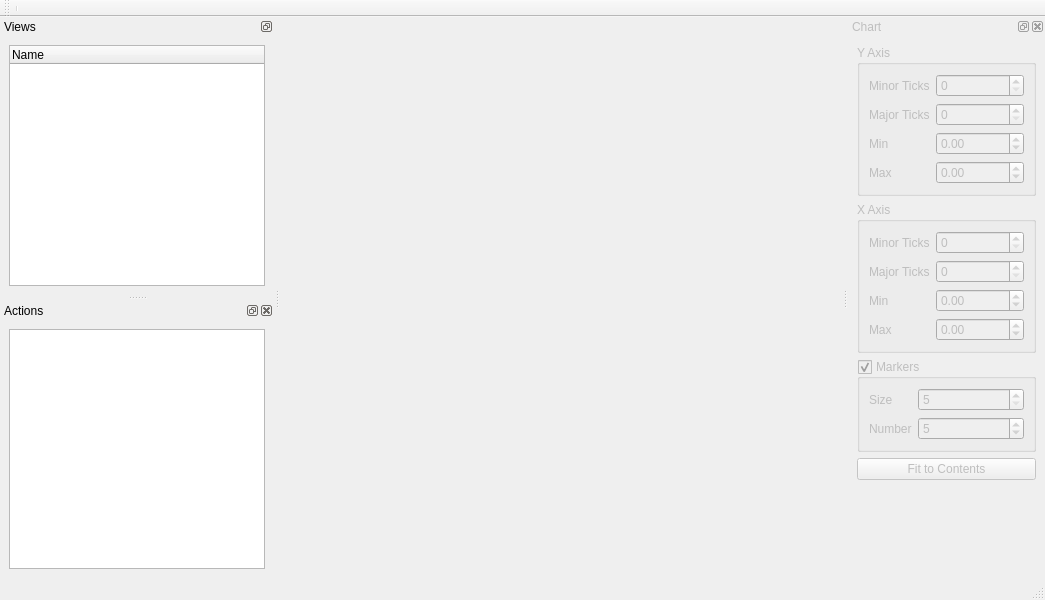
Above: designer/mainwindow.ui from RuggedScience/AccelExplorer before the change. Below: the same form after it.
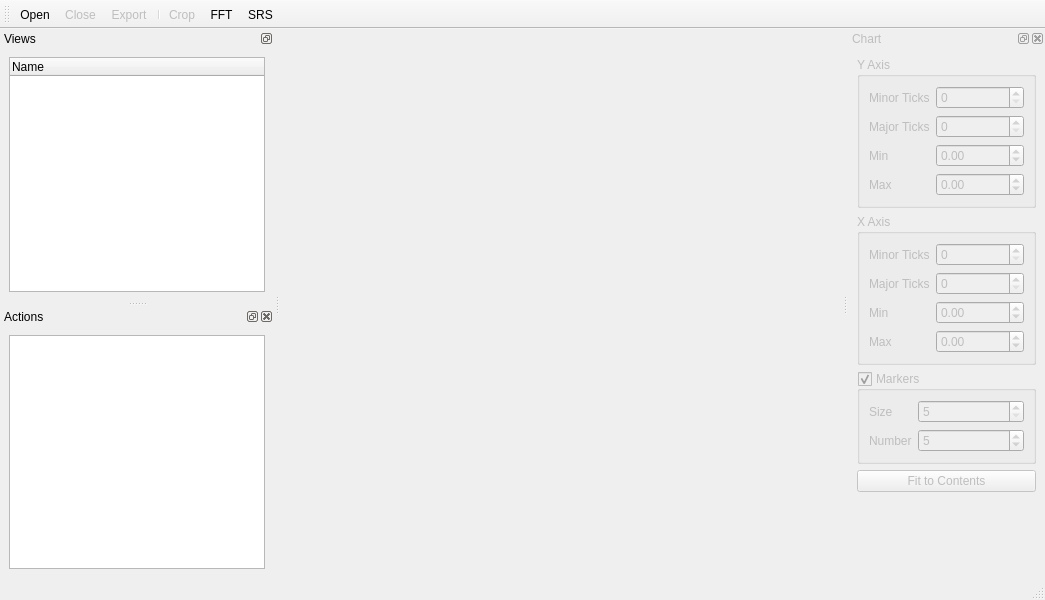
That is the form after the change. Icons and pictures are not drawn.

The edit to the form file:
```diff
--- a/designer/mainwindow.ui
+++ b/designer/mainwindow.ui
@@ -81,7 +81,13 @@
    <attribute name="toolBarBreak">
     <bool>false</bool>
    </attribute>
+   <addaction name="actionOpen"/>
+   <addaction name="actionClose"/>
+   <addaction name="actionExport"/>
    <addaction name="separator"/>
+   <addaction name="actionCrop"/>
+   <addaction name="actionFFT"/>
+   <addaction name="actionSRS"/>
   </widget>
   <widget class="QDockWidget" name="chartSettingsDockWidget">
    <property name="enabled">
@@ -296,6 +302,9 @@
    </property>
   </action>
   <action name="actionCrop">
+   <property name="enabled">
+    <bool>false</bool>
+   </property>
    <property name="icon">
     <iconset resource="../resources.qrc">
      <normaloff>:/icons/crop.png</normaloff>:/icons/crop.png</iconset>
@@ -308,6 +317,9 @@
    </property>
   </action>
   <action name="actionExport">
+   <property name="enabled">
+    <bool>false</bool>
+   </property>
    <property name="icon">
     <iconset resource="../resources.qrc">
      <normaloff>:/icons/export.png</normaloff>:/icons/export.png</iconset>
@@ -319,6 +331,45 @@
     <string>Export current view to file</string>
    </property>
   </action>
+  <action name="actionClose">
+   <property name="enabled">
+    <bool>false</bool>
+   </property>
+   <property name="icon">
+    <iconset resource="../resources.qrc">
+     <normaloff>:/icons/close.png</normaloff>:/icons/close.png</iconset>
+   </property>
+   <property name="text">
+    <string>Close</string>
+   </property>
+   <property name="toolTip">
+    <string>Close current view</string>
+   </property>
+  </action>
+  <action name="actionFFT">
+   <property name="icon">
+    <iconset resource="../resources.qrc">
+     <normaloff>:/icons/fft.png</normaloff>:/icons/fft.png</iconset>
+   </property>
+   <property name="text">
+    <string>FFT</string>
+   </property>
+   <property name="toolTip">
+    <string>Run FFT on current view</string>
+   </property>
+  </action>
+  <action name="actionSRS">
+   <property name="icon">
+    <iconset resource="../resources.qrc">
+     <normaloff>:/icons/srs.png</normaloff>:/icons/srs.png</iconset>
+   </property>
+   <property name="text">
+    <string>SRS</string>
+   </property>
+   <property name="toolTip">
+    <string>Run SRS on current view</string>
+   </property>
+  </action>
  </widget>
  <tabstops>
   <tabstop>treeWidget</tabstop>
```
Left out of the diff: 7 changed lines with no effect on the pictures.
